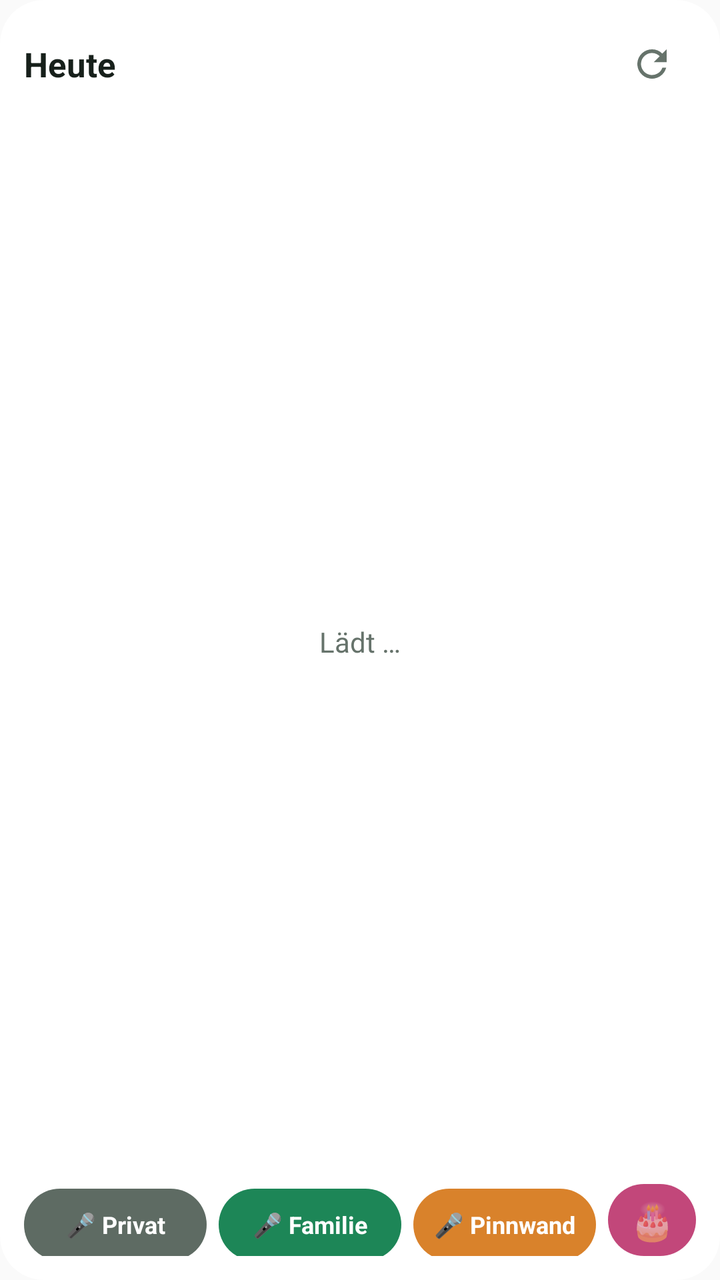
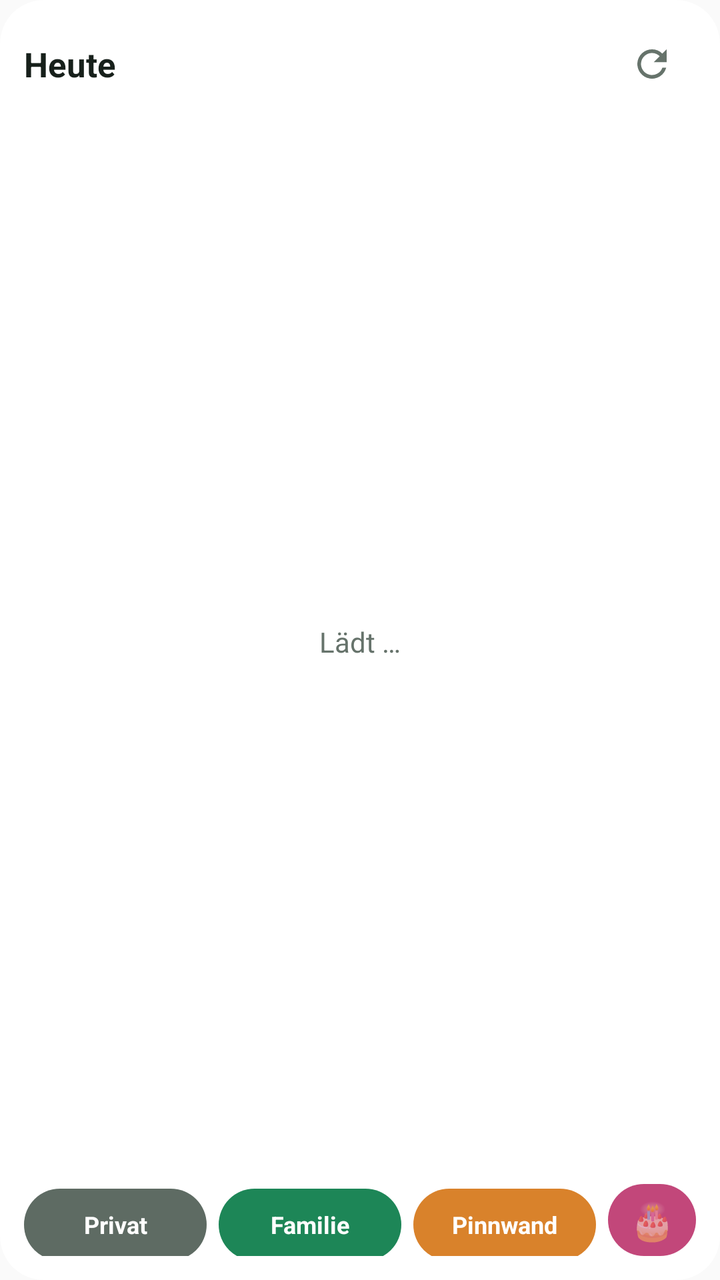

Compare the two renders of this Android layout. The source of the first and the diff that turns it into the second are given below.
<!-- AndroidManifest.xml: application theme AppTheme -->
<!-- res/layout/widget.xml -->
<?xml version="1.0" encoding="utf-8"?>
<LinearLayout xmlns:android="http://schemas.android.com/apk/res/android"
    android:id="@+id/root"
    android:layout_width="match_parent"
    android:layout_height="match_parent"
    android:orientation="vertical"
    android:background="@drawable/bg"
    android:padding="12dp">

    <LinearLayout
        android:id="@+id/head"
        android:layout_width="match_parent"
        android:layout_height="wrap_content"
        android:gravity="center_vertical"
        android:orientation="horizontal">

        <TextView
            android:layout_width="wrap_content"
            android:layout_height="wrap_content"
            android:text="Heute"
            android:textColor="@color/fg"
            android:textSize="17sp"
            android:textStyle="bold" />

        <TextView
            android:id="@+id/date"
            android:layout_width="0dp"
            android:layout_height="wrap_content"
            android:layout_weight="1"
            android:paddingStart="8dp"
            android:textColor="@color/muted"
            android:textSize="14sp" />

        <LinearLayout
            android:id="@+id/bdnav"
            android:layout_width="wrap_content"
            android:layout_height="wrap_content"
            android:gravity="center_vertical"
            android:orientation="horizontal"
            android:visibility="gone">

            <TextView
                android:id="@+id/bdprev"
                android:layout_width="36dp"
                android:layout_height="36dp"
                android:gravity="center"
                android:text="‹"
                android:textColor="@color/fg"
                android:textSize="24sp"
                android:textStyle="bold" />

            <TextView
                android:id="@+id/bdpage"
                android:layout_width="wrap_content"
                android:layout_height="wrap_content"
                android:textColor="@color/fg"
                android:textSize="13sp" />

            <TextView
                android:id="@+id/bdnext"
                android:layout_width="36dp"
                android:layout_height="36dp"
                android:gravity="center"
                android:text="›"
                android:textColor="@color/fg"
                android:textSize="24sp"
                android:textStyle="bold" />
        </LinearLayout>

        <TextView
            android:id="@+id/stamp"
            android:layout_width="wrap_content"
            android:layout_height="wrap_content"
            android:textColor="@color/muted"
            android:textSize="11sp" />

        <ImageButton
            android:id="@+id/refresh"
            android:layout_width="44dp"
            android:layout_height="40dp"
            android:background="@android:color/transparent"
            android:contentDescription="Aktualisieren"
            android:src="@drawable/ic_refresh" />
    </LinearLayout>

    <FrameLayout
        android:layout_width="match_parent"
        android:layout_height="0dp"
        android:layout_weight="1"
        android:layout_marginTop="4dp">

        <ListView
            android:id="@+id/list"
            android:layout_width="match_parent"
            android:layout_height="match_parent"
            android:divider="@null"
            android:dividerHeight="0dp" />

        <TextView
            android:id="@+id/empty"
            android:layout_width="match_parent"
            android:layout_height="match_parent"
            android:gravity="center"
            android:text="Lädt …"
            android:textColor="@color/muted"
            android:textSize="14sp" />
    </FrameLayout>

    
    <LinearLayout
        android:id="@+id/quick"
        android:layout_width="match_parent"
        android:layout_height="wrap_content"
        android:layout_marginTop="6dp"
        android:orientation="horizontal">

        <TextView
            android:id="@+id/q_private"
            android:layout_width="0dp"
            android:layout_height="36dp"
            android:layout_weight="1"
            android:layout_marginStart="0dp"
            android:background="@drawable/btn_private"
            android:gravity="center"
            android:text="🎤 Privat"
            android:maxLines="1"
            android:textColor="#FFFFFF"
            android:textSize="12sp"
            android:textStyle="bold" />

        <TextView
            android:id="@+id/q_family"
            android:layout_width="0dp"
            android:layout_height="36dp"
            android:layout_weight="1"
            android:layout_marginStart="6dp"
            android:background="@drawable/btn_family"
            android:gravity="center"
            android:text="🎤 Familie"
            android:maxLines="1"
            android:textColor="#FFFFFF"
            android:textSize="12sp"
            android:textStyle="bold" />

        <TextView
            android:id="@+id/q_board"
            android:layout_width="0dp"
            android:layout_height="36dp"
            android:layout_weight="1"
            android:layout_marginStart="6dp"
            android:background="@drawable/btn_board"
            android:gravity="center"
            android:text="🎤 Pinnwand"
            android:maxLines="1"
            android:textColor="#FFFFFF"
            android:textSize="12sp"
            android:textStyle="bold" />

        <TextView
            android:id="@+id/q_bdays"
            android:layout_width="44dp"
            android:layout_height="36dp"
            android:layout_marginStart="6dp"
            android:background="@drawable/btn_bdays"
            android:contentDescription="Geburtstage"
            android:gravity="center"
            android:text="🎂"
            android:textSize="18sp" />
    </LinearLayout>
</LinearLayout>
<!-- resources referenced by this layout -->
<resources>
  <color name="fg">#17201B</color>
  <color name="muted">#66736B</color>
  <!-- drawable bg (drawable) -->
  <?xml version="1.0" encoding="utf-8"?>
  <shape xmlns:android="http://schemas.android.com/apk/res/android" android:shape="rectangle">
      <solid android:color="@color/bg" />
      <corners android:radius="22dp" />
  </shape>
  <!-- drawable btn_bdays (drawable) -->
  <?xml version="1.0" encoding="utf-8"?>
  <shape xmlns:android="http://schemas.android.com/apk/res/android" android:shape="rectangle">
      <solid android:color="#C2477A" />
      <corners android:radius="18dp" />
  </shape>
  <!-- drawable btn_board (drawable) -->
  <?xml version="1.0" encoding="utf-8"?>
  <shape xmlns:android="http://schemas.android.com/apk/res/android" android:shape="rectangle">
      <solid android:color="#D9822B" />
      <corners android:radius="18dp" />
  </shape>
  <!-- drawable btn_family (drawable) -->
  <?xml version="1.0" encoding="utf-8"?>
  <shape xmlns:android="http://schemas.android.com/apk/res/android" android:shape="rectangle">
      <solid android:color="#1D8657" />
      <corners android:radius="18dp" />
  </shape>
  <!-- drawable btn_private (drawable) -->
  <?xml version="1.0" encoding="utf-8"?>
  <shape xmlns:android="http://schemas.android.com/apk/res/android" android:shape="rectangle">
      <solid android:color="#5E6B63" />
      <corners android:radius="18dp" />
  </shape>
  <!-- drawable ic_refresh (drawable) -->
  <vector xmlns:android="http://schemas.android.com/apk/res/android"
      android:width="22dp" android:height="22dp" android:viewportWidth="24" android:viewportHeight="24">
      <path android:fillColor="@color/muted"
          android:pathData="M17.65,6.35A7.96,7.96 0,0 0,12 4a8,8 0,1 0,7.75 10h-2.08A6,6 0,1 1,12 6c1.66,0 3.14,0.69 4.22,1.78L13,11h7V4l-2.35,2.35z" />
  </vector>
  <style name="AppTheme" parent="android:Theme.Material.Light.NoActionBar">
          <item name="android:colorAccent">@color/accent</item>
      </style>
  <color name="bg">#F2FFFFFF</color>
  <color name="accent">#1D8657</color>
</resources>

<!-- the commit's change to res/layout/widget.xml (unified diff, before → after) -->
@@ -122,7 +122,7 @@
             android:layout_marginStart="0dp"
             android:background="@drawable/btn_private"
             android:gravity="center"
-            android:text="🎤 Privat"
+            android:text="Privat"
             android:maxLines="1"
             android:textColor="#FFFFFF"
             android:textSize="12sp"
@@ -136,7 +136,7 @@
             android:layout_marginStart="6dp"
             android:background="@drawable/btn_family"
             android:gravity="center"
-            android:text="🎤 Familie"
+            android:text="Familie"
             android:maxLines="1"
             android:textColor="#FFFFFF"
             android:textSize="12sp"
@@ -150,7 +150,7 @@
             android:layout_marginStart="6dp"
             android:background="@drawable/btn_board"
             android:gravity="center"
-            android:text="🎤 Pinnwand"
+            android:text="Pinnwand"
             android:maxLines="1"
             android:textColor="#FFFFFF"
             android:textSize="12sp"
